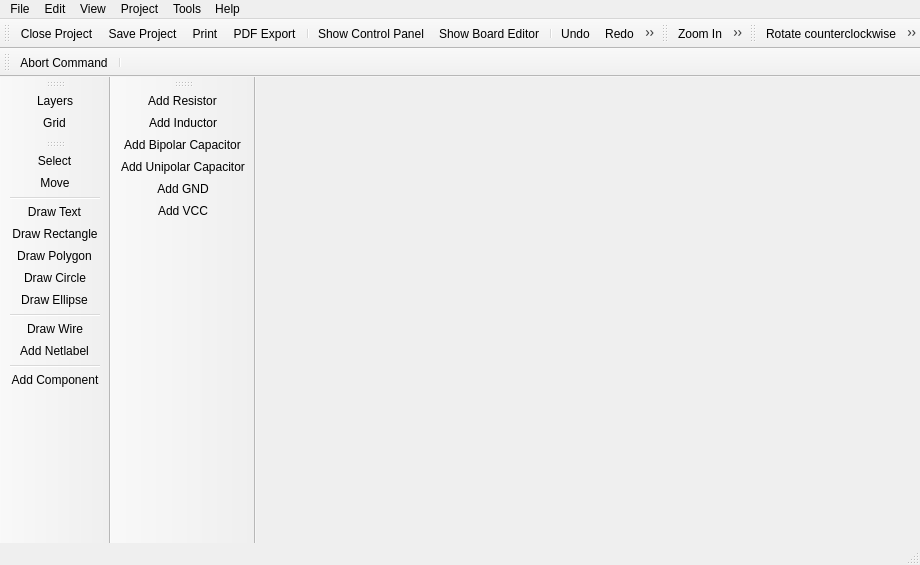
Qt form src/project/schematics/schematiceditor.ui (LibrePCB/LibrePCB) before a commit.
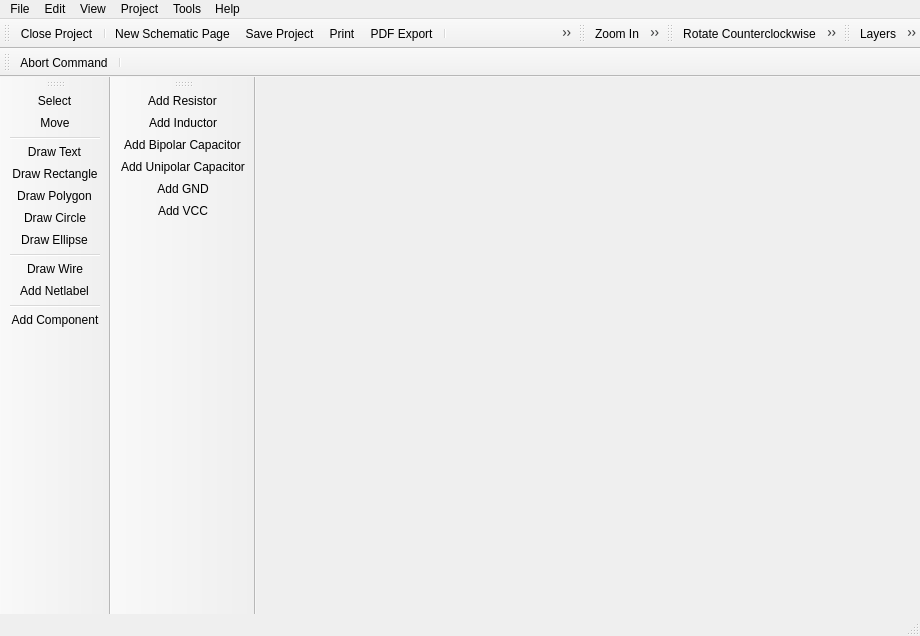
The same form after that commit. Icons and pictures are not drawn.

What changed in the file:
```diff
--- a/src/project/schematics/schematiceditor.ui
+++ b/src/project/schematics/schematiceditor.ui
@@ -7,7 +7,7 @@
     <x>0</x>
     <y>0</y>
     <width>920</width>
-    <height>565</height>
+    <height>636</height>
    </rect>
   </property>
   <property name="windowTitle">
@@ -125,6 +125,8 @@
     <bool>false</bool>
    </attribute>
    <addaction name="actionClose_Project"/>
+   <addaction name="separator"/>
+   <addaction name="actionNew_Schematic_Page"/>
    <addaction name="actionSave_Project"/>
    <addaction name="actionPrint"/>
    <addaction name="actionPDF_Export"/>
@@ -134,10 +136,8 @@
    <addaction name="separator"/>
    <addaction name="actionUndo"/>
    <addaction name="actionRedo"/>
-   <addaction name="separator"/>
-   <addaction name="actionHelp"/>
   </widget>
-  <widget class="QToolBar" name="viewToolbar">
+  <widget class="QToolBar" name="zoomToolbar">
    <property name="windowTitle">
     <string>View</string>
    </property>
@@ -174,12 +174,12 @@
    <addaction name="actionPaste"/>
    <addaction name="actionRemove"/>
   </widget>
-  <widget class="QToolBar" name="view2toolbar">
+  <widget class="QToolBar" name="viewToolbar">
    <property name="windowTitle">
     <string>View Tools</string>
    </property>
    <attribute name="toolBarArea">
-    <enum>LeftToolBarArea</enum>
+    <enum>TopToolBarArea</enum>
    </attribute>
    <attribute name="toolBarBreak">
     <bool>false</bool>
@@ -402,7 +402,7 @@
      <normaloff>:/img/actions/rotate_left.png</normaloff>:/img/actions/rotate_left.png</iconset>
    </property>
    <property name="text">
-    <string>Rotate counterclockwise</string>
+    <string>Rotate Counterclockwise</string>
    </property>
    <property name="shortcut">
     <string>Shift+R</string>
@@ -414,7 +414,7 @@
      <normaloff>:/img/actions/rotate_right.png</normaloff>:/img/actions/rotate_right.png</iconset>
    </property>
    <property name="text">
-    <string>Rotate clockwise</string>
+    <string>Rotate Clockwise</string>
    </property>
    <property name="shortcut">
     <string>R</string>
@@ -676,6 +676,18 @@
     <string>Add Unipolar Capacitor</string>
    </property>
   </action>
+  <action name="actionNew_Schematic_Page">
+   <property name="icon">
+    <iconset resource="../../../img/images.qrc">
+     <normaloff>:/img/actions/new_2.png</normaloff>:/img/actions/new_2.png</iconset>
+   </property>
+   <property name="text">
+    <string>New Schematic Page</string>
+   </property>
+   <property name="shortcut">
+    <string>Ctrl+N</string>
+   </property>
+  </action>
  </widget>
  <resources>
   <include location="../../../img/images.qrc"/>
```
Left out of the diff: 16 changed lines with no effect on the pictures.
